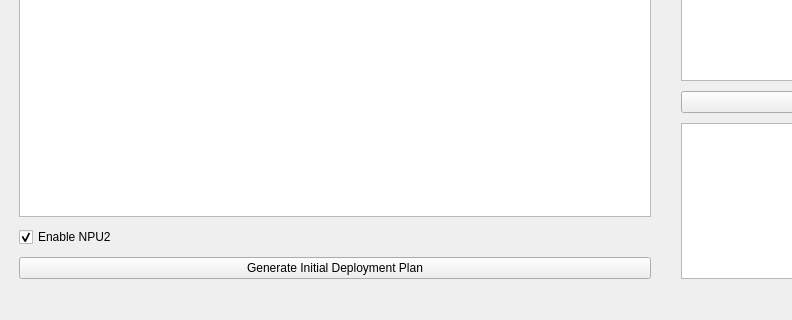
Before: the Qt Designer form onnx_profiler_display.ui in misunyu/multimodel-scheduling, drawn with Qt 5; both pictures show x 0 to 792 and y 527 to 847 of the 1400 by 847 pixel window.
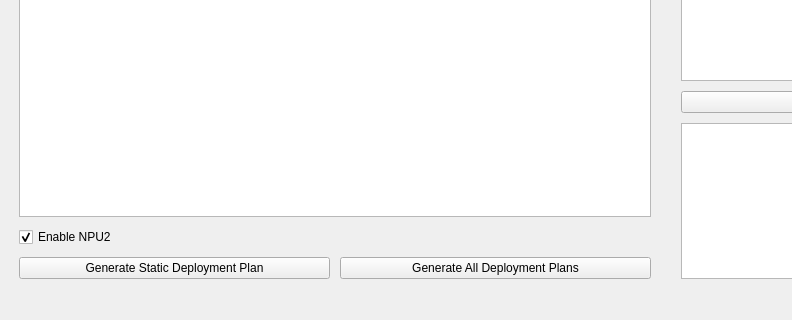
After: the same form once the commit is applied.

Commit message: Add support for multiple deployment generation features:

Patch:
```diff
--- a/onnx_profiler_display.ui
+++ b/onnx_profiler_display.ui
@@ -83,11 +83,22 @@
        </widget>
       </item>
       <item>
-       <widget class="QPushButton" name="generate_button">
+       <layout class="QHBoxLayout" name="generate_buttons_layout">
+        <item>
+         <widget class="QPushButton" name="generate_static_button">
         <property name="text">
-         <string>Generate Initial Deployment Plan</string>
-        </property>
-       </widget>
+           <string>Generate Static Deployment Plan</string>
+          </property>
+         </widget>
+        </item>
+        <item>
+         <widget class="QPushButton" name="generate_all_button">
+          <property name="text">
+           <string>Generate All Deployment Plans</string>
+          </property>
+         </widget>
+        </item>
+       </layout>
       </item>
      </layout>
     </item>
```
Left out of the diff: 1 changed line with no effect on the pictures. Lines whose indentation alone changed are shown as unchanged. The commit also changes 4 other files.
